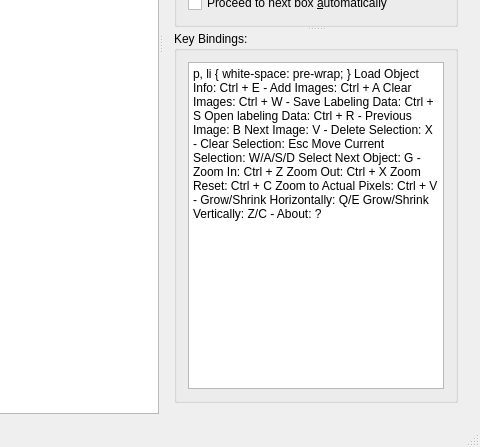
sakamoto-poteko/Kaname, file Kaname/form/Kaname.ui: the form before one commit; both pictures show x 727 to 1207 and y 369 to 816 of the 1207 by 816 pixel window.
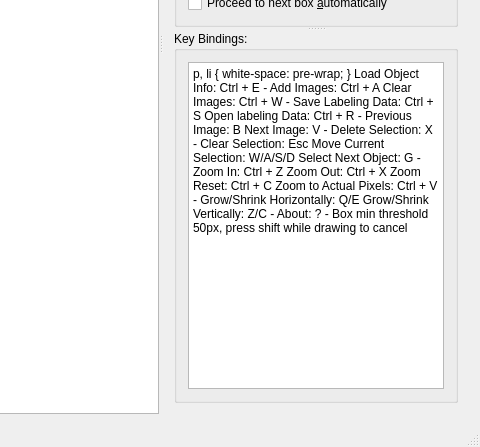
The form after the commit. Icons and pictures are not drawn. Custom widgets are drawn as their Qt base class.

Diff of the .ui file:
```diff
--- a/Kaname/form/Kaname.ui
+++ b/Kaname/form/Kaname.ui
@@ -231,7 +231,9 @@
 &lt;p style=&quot; margin-top:0px; margin-bottom:0px; margin-left:0px; margin-right:0px; -qt-block-indent:0; text-indent:0px;&quot;&gt;&lt;span style=&quot; font-size:8pt;&quot;&gt;Grow/Shrink Horizontally: Q/E&lt;/span&gt;&lt;/p&gt;
 &lt;p style=&quot; margin-top:0px; margin-bottom:0px; margin-left:0px; margin-right:0px; -qt-block-indent:0; text-indent:0px;&quot;&gt;&lt;span style=&quot; font-size:8pt;&quot;&gt;Grow/Shrink Vertically: Z/C&lt;/span&gt;&lt;/p&gt;
 &lt;p style=&quot; margin-top:0px; margin-bottom:0px; margin-left:0px; margin-right:0px; -qt-block-indent:0; text-indent:0px;&quot;&gt;&lt;span style=&quot; font-size:8pt;&quot;&gt;-&lt;/span&gt;&lt;/p&gt;
-&lt;p style=&quot; margin-top:0px; margin-bottom:0px; margin-left:0px; margin-right:0px; -qt-block-indent:0; text-indent:0px;&quot;&gt;&lt;span style=&quot; font-size:8pt;&quot;&gt;About: ?&lt;/span&gt;&lt;/p&gt;&lt;/body&gt;&lt;/html&gt;</string>
+&lt;p style=&quot; margin-top:0px; margin-bottom:0px; margin-left:0px; margin-right:0px; -qt-block-indent:0; text-indent:0px;&quot;&gt;&lt;span style=&quot; font-size:8pt;&quot;&gt;About: ?&lt;/span&gt;&lt;/p&gt;
+&lt;p style=&quot; margin-top:0px; margin-bottom:0px; margin-left:0px; margin-right:0px; -qt-block-indent:0; text-indent:0px;&quot;&gt;&lt;span style=&quot; font-size:8pt;&quot;&gt;-&lt;/span&gt;&lt;/p&gt;
+&lt;p style=&quot; margin-top:0px; margin-bottom:0px; margin-left:0px; margin-right:0px; -qt-block-indent:0; text-indent:0px;&quot;&gt;&lt;span style=&quot; font-size:8pt;&quot;&gt;Box min threshold 50px, press shift while drawing to cancel&lt;/span&gt;&lt;/p&gt;&lt;/body&gt;&lt;/html&gt;</string>
               </property>
              </widget>
             </item>
```
